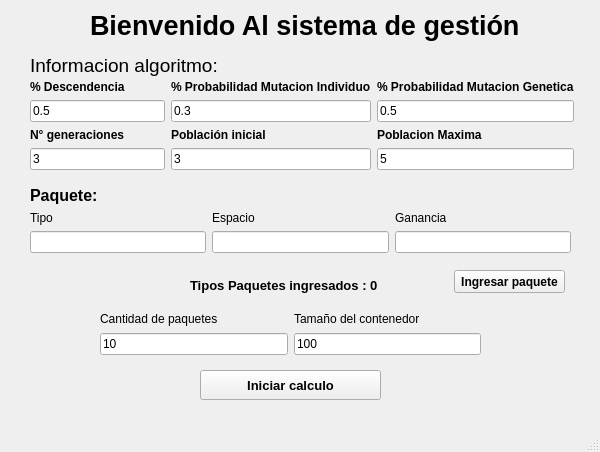
Old version of the form vista.ui in the repository manuel2001bk/Algoritmo_Generico_Corte_1_Actividad_2.
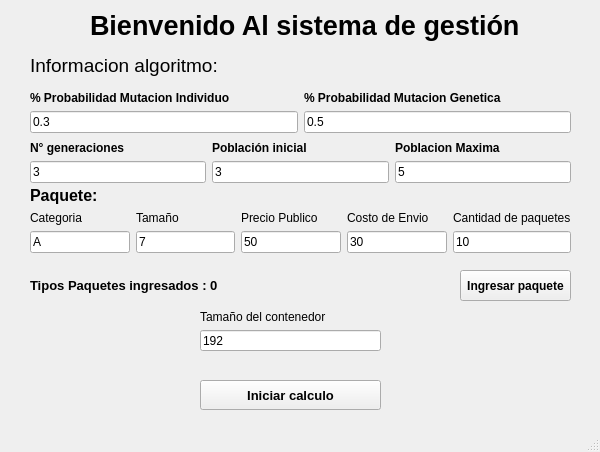
New version of the form.

Commit message: implementado cruza, mutacion y poda.  generación de tabla historica

What changed in the file:
```diff
--- a/vista.ui
+++ b/vista.ui
@@ -16,6 +16,9 @@
   <property name="windowTitle">
    <string>MainWindow</string>
   </property>
+  <property name="autoFillBackground">
+   <bool>true</bool>
+  </property>
   <widget class="QWidget" name="centralwidget">
    <widget class="QLabel" name="label">
     <property name="geometry">
@@ -40,10 +43,10 @@
    <widget class="QPushButton" name="botton_ingresar_paquetes">
     <property name="geometry">
      <rect>
-      <x>454</x>
+      <x>460</x>
       <y>270</y>
       <width>111</width>
-      <height>23</height>
+      <height>31</height>
      </rect>
     </property>
     <property name="font">
@@ -99,7 +102,7 @@
    <widget class="QLabel" name="cant_paquetes_label">
     <property name="geometry">
      <rect>
-      <x>190</x>
+      <x>30</x>
       <y>270</y>
       <width>201</width>
       <height>31</height>
@@ -120,7 +123,7 @@
     <property name="geometry">
      <rect>
       <x>200</x>
-      <y>370</y>
+      <y>380</y>
       <width>181</width>
       <height>30</height>
      </rect>
@@ -135,73 +138,127 @@
     <property name="cursor">
      <cursorShape>ArrowCursor</cursorShape>
     </property>
+    <property name="autoFillBackground">
+     <bool>false</bool>
+    </property>
     <property name="text">
      <string>Iniciar calculo</string>
     </property>
    </widget>
-   <widget class="QWidget" name="layoutWidget">
+   <widget class="QWidget" name="">
     <property name="geometry">
      <rect>
       <x>30</x>
-      <y>80</y>
-      <width>544</width>
-      <height>90</height>
+      <y>210</y>
+      <width>541</width>
+      <height>43</height>
      </rect>
     </property>
-    <layout class="QGridLayout" name="gridLayout">
-     <item row="0" column="0">
+    <layout class="QHBoxLayout" name="horizontalLayout">
+     <item>
       <layout class="QVBoxLayout" name="verticalLayout">
        <item>
-        <widget class="QLabel" name="label_2">
-         <property name="font">
-          <font>
-           <weight>75</weight>
-           <bold>true</bold>
-          </font>
+        <widget class="QLabel" name="label_8">
+         <property name="text">
+          <string>Categoria</string>
          </property>
+        </widget>
+       </item>
+       <item>
+        <widget class="QLineEdit" name="paquete_tipo">
          <property name="text">
-          <string>% Descendencia</string>
+          <string>A</string>
          </property>
         </widget>
        </item>
+      </layout>
+     </item>
+     <item>
+      <layout class="QVBoxLayout" name="verticalLayout_7">
        <item>
-        <widget class="QLineEdit" name="pors_desc">
-         <property name="enabled">
-          <bool>true</bool>
+        <widget class="QLabel" name="label_9">
+         <property name="text">
+          <string>Tamaño</string>
          </property>
+        </widget>
+       </item>
+       <item>
+        <widget class="QLineEdit" name="paquete_espacio">
          <property name="text">
-          <string>0.5</string>
+          <string>7</string>
          </property>
         </widget>
        </item>
       </layout>
      </item>
-     <item row="1" column="1">
-      <layout class="QVBoxLayout" name="verticalLayout_5">
+     <item>
+      <layout class="QVBoxLayout" name="verticalLayout_12">
        <item>
-        <widget class="QLabel" name="label_5">
-         <property name="font">
-          <font>
-           <weight>75</weight>
-           <bold>true</bold>
-          </font>
+        <widget class="QLabel" name="label_10">
+         <property name="text">
+          <string>Precio Publico</string>
          </property>
+        </widget>
+       </item>
+       <item>
+        <widget class="QLineEdit" name="paquete_precio_publico">
          <property name="text">
-          <string>Población inicial</string>
+          <string>50</string>
          </property>
         </widget>
        </item>
+      </layout>
+     </item>
+     <item>
+      <layout class="QVBoxLayout" name="verticalLayout_8">
        <item>
-        <widget class="QLineEdit" name="poblacion_inicial">
+        <widget class="QLabel" name="label_15">
          <property name="text">
-          <string>3</string>
+          <string>Costo de Envio</string>
          </property>
         </widget>
        </item>
+       <item>
+        <widget class="QLineEdit" name="paquete_costo_envio">
+         <property name="text">
+          <string>30</string>
+         </property>
+        </widget>
+       </item>
       </layout>
      </item>
-     <item row="1" column="0">
-      <layout class="QVBoxLayout" name="verticalLayout_4">
+     <item>
+      <layout class="QVBoxLayout" name="verticalLayout_13">
+       <item>
+        <widget class="QLabel" name="label_13">
+         <property name="text">
+          <string>Cantidad de paquetes</string>
+         </property>
+        </widget>
+       </item>
+       <item>
+        <widget class="QLineEdit" name="cantidad_paquetes">
+         <property name="text">
+          <string>10</string>
+         </property>
+        </widget>
+       </item>
+      </layout>
+     </item>
+    </layout>
+   </widget>
+   <widget class="QWidget" name="">
+    <property name="geometry">
+     <rect>
+      <x>30</x>
+      <y>140</y>
+      <width>541</width>
+      <height>43</height>
+     </rect>
+    </property>
+    <layout class="QHBoxLayout" name="horizontalLayout_3">
+     <item>
+      <layout class="QVBoxLayout" name="verticalLayout_2">
        <item>
         <widget class="QLabel" name="label_7">
          <property name="font">
@@ -224,10 +281,10 @@
        </item>
       </layout>
      </item>
-     <item row="0" column="2">
+     <item>
       <layout class="QVBoxLayout" name="verticalLayout_3">
        <item>
-        <widget class="QLabel" name="label_4">
+        <widget class="QLabel" name="label_5">
          <property name="font">
           <font>
            <weight>75</weight>
@@ -235,21 +292,21 @@
           </font>
          </property>
          <property name="text">
-          <string>% Probabilidad Mutacion Genetica</string>
+          <string>Población inicial</string>
          </property>
         </widget>
        </item>
        <item>
-        <widget class="QLineEdit" name="pors_prob_gen">
+        <widget class="QLineEdit" name="poblacion_inicial">
          <property name="text">
-          <string>0.5</string>
+          <string>3</string>
          </property>
         </widget>
        </item>
       </layout>
      </item>
-     <item row="1" column="2">
-      <layout class="QVBoxLayout" name="verticalLayout_6">
+     <item>
+      <layout class="QVBoxLayout" name="verticalLayout_14">
        <item>
         <widget class="QLabel" name="label_6">
          <property name="font">
@@ -272,8 +329,20 @@
        </item>
       </layout>
      </item>
-     <item row="0" column="1">
-      <layout class="QVBoxLayout" name="verticalLayout_2">
+    </layout>
+   </widget>
+   <widget class="QWidget" name="">
+    <property name="geometry">
+     <rect>
+      <x>30</x>
+      <y>90</y>
+      <width>541</width>
+      <height>43</height>
+     </rect>
+    </property>
+    <layout class="QHBoxLayout" name="horizontalLayout_4">
+     <item>
+      <layout class="QVBoxLayout" name="verticalLayout_10">
        <item>
         <widget class="QLabel" name="label_3">
          <property name="font">
@@ -296,111 +365,55 @@
        </item>
       </layout>
      </item>
-    </layout>
-   </widget>
-   <widget class="QWidget" name="layoutWidget">
-    <property name="geometry">
-     <rect>
-      <x>30</x>
-      <y>210</y>
-      <width>541</width>
-      <height>43</height>
-     </rect>
-    </property>
-    <layout class="QGridLayout" name="gridLayout_3">
-     <item row="0" column="0">
-      <layout class="QGridLayout" name="gridLayout_4">
-       <item row="0" column="0">
-        <widget class="QLabel" name="label_8">
-         <property name="text">
-          <string>Tipo</string>
-         </property>
-        </widget>
-       </item>
-       <item row="1" column="0">
-        <widget class="QLineEdit" name="paquete_tipo"/>
-       </item>
-      </layout>
-     </item>
-     <item row="0" column="1">
-      <layout class="QVBoxLayout" name="verticalLayout_8">
+     <item>
+      <layout class="QVBoxLayout" name="verticalLayout_11">
        <item>
-        <widget class="QLabel" name="label_9">
+        <widget class="QLabel" name="label_4">
+         <property name="font">
+          <font>
+           <weight>75</weight>
+           <bold>true</bold>
+          </font>
+         </property>
          <property name="text">
-          <string>Espacio</string>
+          <string>% Probabilidad Mutacion Genetica</string>
          </property>
         </widget>
        </item>
        <item>
-        <widget class="QLineEdit" name="paquete_espacio"/>
-       </item>
-      </layout>
-     </item>
-     <item row="0" column="2">
-      <layout class="QGridLayout" name="gridLayout_2">
-       <item row="0" column="0">
-        <widget class="QLabel" name="label_10">
+        <widget class="QLineEdit" name="pors_prob_gen">
          <property name="text">
-          <string>Ganancia</string>
+          <string>0.5</string>
          </property>
         </widget>
        </item>
-       <item row="1" column="0">
-        <widget class="QLineEdit" name="paquete_ganancia"/>
-       </item>
       </layout>
      </item>
     </layout>
    </widget>
-   <widget class="QWidget" name="layoutWidget">
+   <widget class="QWidget" name="">
     <property name="geometry">
      <rect>
-      <x>100</x>
+      <x>200</x>
       <y>310</y>
-      <width>381</width>
-      <height>45</height>
+      <width>181</width>
+      <height>41</height>
      </rect>
     </property>
-    <layout class="QHBoxLayout" name="horizontalLayout_2">
+    <layout class="QVBoxLayout" name="verticalLayout_4">
      <item>
-      <layout class="QHBoxLayout" name="horizontalLayout">
-       <item>
-        <layout class="QVBoxLayout" name="verticalLayout_7">
-         <item>
-          <widget class="QLabel" name="label_13">
-           <property name="text">
-            <string>Cantidad de paquetes</string>
-           </property>
-          </widget>
-         </item>
-         <item>
-          <widget class="QLineEdit" name="cantidad_maxima_paquetes">
-           <property name="text">
-            <string>10</string>
-           </property>
-          </widget>
-         </item>
-        </layout>
-       </item>
-      </layout>
+      <widget class="QLabel" name="label_14">
+       <property name="text">
+        <string>Tamaño del contenedor</string>
+       </property>
+      </widget>
      </item>
      <item>
-      <layout class="QVBoxLayout" name="verticalLayout_9">
-       <item>
-        <widget class="QLabel" name="label_14">
-         <property name="text">
-          <string>Tamaño del contenedor</string>
-         </property>
-        </widget>
-       </item>
-       <item>
-        <widget class="QLineEdit" name="tam_contenedor_max">
-         <property name="text">
-          <string>100</string>
-         </property>
-        </widget>
-       </item>
-      </layout>
+      <widget class="QLineEdit" name="tam_contenedor_max">
+       <property name="text">
+        <string>192</string>
+       </property>
+      </widget>
      </item>
     </layout>
    </widget>
```
The commit also changes 5 other files.
